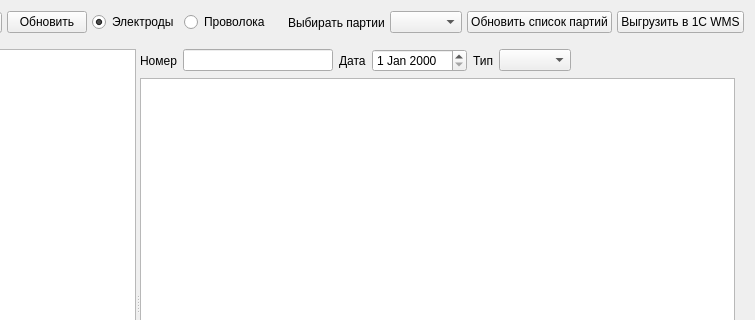
Above: formacceptance.ui from Sergeyego/warehouse before the change; both pictures show x 239 to 994 and y 0 to 320 of the 994 by 576 pixel window. Below: the same form after it.
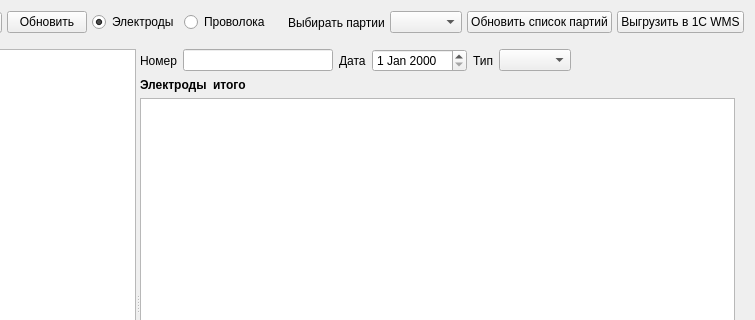
That is the form after the change. Custom widgets are drawn as their Qt base class.

```diff
--- a/formacceptance.ui
+++ b/formacceptance.ui
@@ -180,6 +180,42 @@
              </item>
             </layout>
            </item>
+           <item>
+            <layout class="QHBoxLayout" name="horizontalLayout_4">
+             <item>
+              <widget class="QLabel" name="label_10">
+               <property name="sizePolicy">
+                <sizepolicy hsizetype="Maximum" vsizetype="Preferred">
+                 <horstretch>0</horstretch>
+                 <verstretch>0</verstretch>
+                </sizepolicy>
+               </property>
+               <property name="font">
+                <font>
+                 <weight>75</weight>
+                 <bold>true</bold>
+                </font>
+               </property>
+               <property name="text">
+                <string>Электроды</string>
+               </property>
+              </widget>
+             </item>
+             <item>
+              <widget class="QLabel" name="labelEl">
+               <property name="font">
+                <font>
+                 <weight>75</weight>
+                 <bold>true</bold>
+                </font>
+               </property>
+               <property name="text">
+                <string>итого</string>
+               </property>
+              </widget>
+             </item>
+            </layout>
+           </item>
            <item>
             <widget class="DbViewer" name="tableViewAcCont"/>
            </item>
```
Left out of the diff: 36 changed lines with no effect on the pictures.
